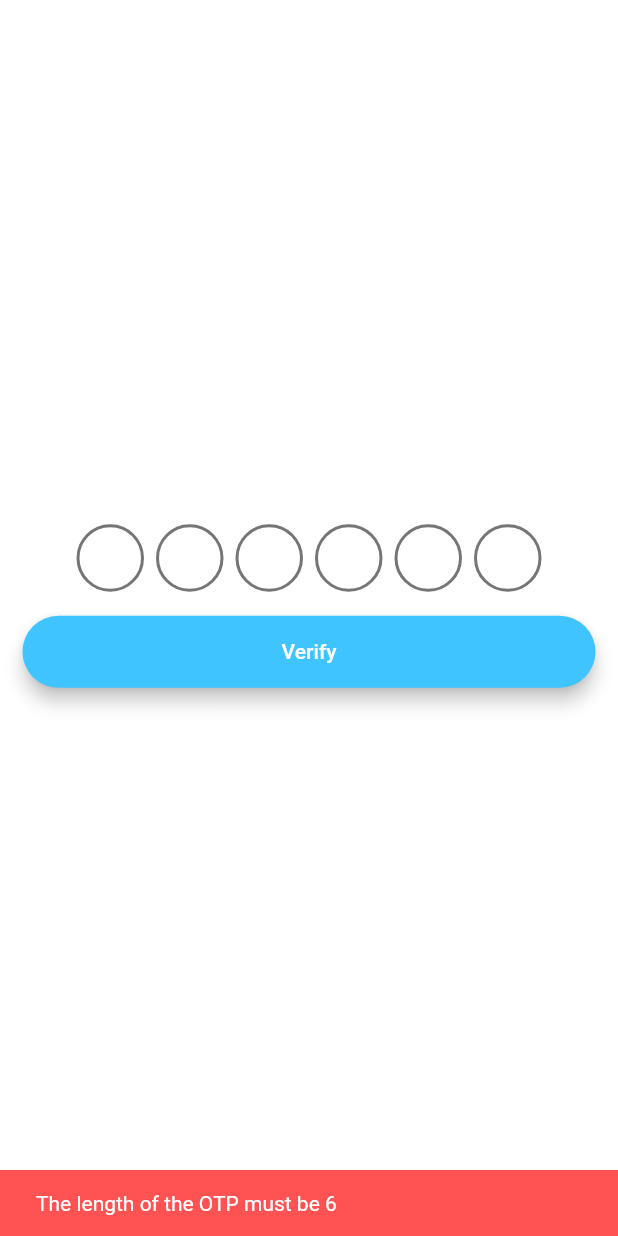
After one commit to spsaswat/FarmHelper_NS270_TechnoBuilders, a Flutter app: the GetOTPScreen screen opened by its route, after a tap on "Verify", on a phone screen of 412 x 824 dp. The commit adds this screen. Run offline on Flutter 3.47's test engine with Material 2 defaults, Android fonts, the phone set to English and light mode, and no system bars; drawn by our look-alikes of pin_code_text_field; our stand-ins replace firebase_auth; missing offline and left inert: translator; accounts and stored records are empty.

Commit message:
Add OTP Screen and Authentication Helper functions

```diff
--- a/lib/main.dart
+++ b/lib/main.dart
@@ -1,3 +1,4 @@
+import 'package:farmhelper/screens/get_otp_screen.dart';
 import 'package:farmhelper/screens/language.dart';
 import 'package:farmhelper/screens/phonenumber.dart';
 import 'package:flutter/material.dart';
@@ -14,6 +15,7 @@ class MyApp extends StatelessWidget {
       routes: {
         LanguageScreen.id: (context) => LanguageScreen(),
         PhoneNumberScreen.id: (context) => PhoneNumberScreen(),
+        GetOTPScreen.id: (context) => GetOTPScreen(),
       },
     );
   }
--- /dev/null
+++ b/lib/screens/get_otp_screen.dart
@@ -0,0 +1,68 @@
+import 'package:farmhelper/utilities/constants.dart';
+import 'package:farmhelper/utilities/firebase/phone_authentication.dart';
+import 'package:farmhelper/widgets/button.dart';
+import 'package:farmhelper/widgets/snackbar.dart';
+import 'package:flutter/material.dart';
+import 'package:pin_code_text_field/pin_code_text_field.dart';
+
+class GetOTPScreen extends StatelessWidget {
+  static const String id = 'getOTP';
+  final _codeController = TextEditingController();
+  final String _otpValidation = 'The length of the OTP must be $kOTPLength';
+
+  @override
+  Widget build(BuildContext context) {
+    return Scaffold(
+      backgroundColor: Colors.white,
+      body: Padding(
+        padding: const EdgeInsets.all(15.0),
+        child: Column(
+          crossAxisAlignment: CrossAxisAlignment.stretch,
+          mainAxisAlignment: MainAxisAlignment.center,
+          children: <Widget>[
+            Center(
+              widthFactor: 2.0,
+              child: PinCodeTextField(
+                maxLength: kOTPLength,
+                controller: _codeController,
+                pinBoxHeight: kPinBoxSide,
+                pinBoxWidth: kPinBoxSide,
+                pinBoxRadius: kPinBoxSide / 2,
+                keyboardType: TextInputType.number,
+                autofocus: true,
+                highlight: true,
+                highlightColor: Colors.green,
+                defaultBorderColor: Colors.black54,
+                hasTextBorderColor: Colors.lightBlueAccent,
+              ),
+            ),
+            Builder(
+              /*
+                Reason for adding Builder:
+                https://api.flutter.dev/flutter/material/Scaffold/of.html#material.Scaffold.of.2
+              */
+              builder: (context) {
+                return Button(
+                  buttonColor: Colors.lightBlueAccent,
+                  buttonText: 'Verify',
+                  onPress: () {
+                    String otp = _codeController.text.trim();
+                    if (otp.length != kOTPLength) {
+                      showSnackBarMessage(
+                        context: context,
+                        snackBarText: _otpValidation,
+                        backgroundColor: Colors.redAccent,
+                      );
+                      return;
+                    }
+                    verifyCodeSent(otp, context);
+                  },
+                );
+              },
+            ),
+          ],
+        ),
+      ),
+    );
+  }
+}
--- a/lib/utilities/constants.dart
+++ b/lib/utilities/constants.dart
@@ -3,9 +3,10 @@ import 'package:flutter/material.dart';
 // Data
 const int kPhoneNumberLength = 10;
 const int kOTPLength = 6;
+const String kCountryCode = '+91';
 
 // UI
-const double kPinBoxSide = 50.0;
+const double kPinBoxSide = 45.0;
 
 const kBoxfield = InputDecoration(
   hintText: 'Enter your email',
```
Also changed, not shown: lib/screens/phonenumber.dart (+8 -1 lines), lib/utilities/firebase/phone_authentication.dart (+19 -0 lines), 2 other files.
